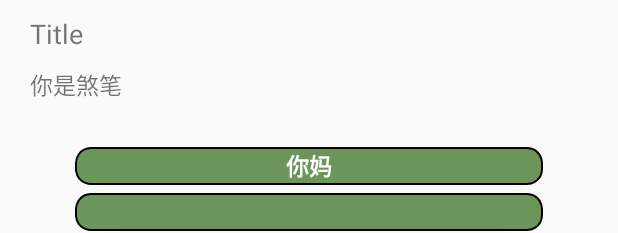
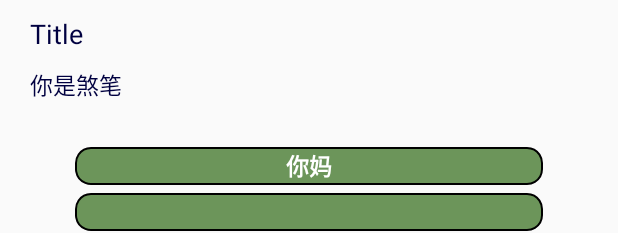
Before and after one commit to H01i2/GoToSchool, an Android app: the layout dialog_3.xml on its own in the app's theme, with its tools: preview values and no code run, on a phone screen of 412 x 824 dp. Shown: the top 233 px of the screen. Run offline under Robolectric (Android 15) with nearby library versions, the phone set to English and light mode, and no system bars.

Commit message:
dialog的布局与字体颜色

```diff
--- a/app/src/main/res/layout/dialog_1.xml
+++ b/app/src/main/res/layout/dialog_1.xml
@@ -12,7 +12,8 @@
         android:layout_marginRight="20dp"
         android:layout_marginTop="20dp"
         android:textStyle="bold"
-        android:textSize="18dp"/>
+        android:textSize="18dp"
+        android:textColor="#000040"/>
     <TextView
         android:id="@+id/tv_dialog1_content"
         android:layout_width="match_parent"
@@ -20,7 +21,8 @@
         android:layout_marginLeft="20dp"
         android:layout_marginRight="20dp"
         android:layout_marginTop="10dp"
-        android:textSize="15dp"/>
+        android:textSize="15dp"
+        android:textColor="#000040"/>
     <Button
         android:id="@+id/btn_dialog1_1"
         android:layout_width="match_parent"
--- a/app/src/main/res/layout/dialog_2.xml
+++ b/app/src/main/res/layout/dialog_2.xml
@@ -12,7 +12,8 @@
         android:layout_marginRight="20dp"
         android:layout_marginTop="20dp"
         android:textStyle="bold"
-        android:textSize="18dp"/>
+        android:textSize="18dp"
+        android:textColor="#000040"/>
     <TextView
         android:id="@+id/tv_dialog2_content"
         android:layout_width="match_parent"
@@ -20,7 +21,8 @@
         android:layout_marginLeft="20dp"
         android:layout_marginRight="20dp"
         android:layout_marginTop="10dp"
-        android:textSize="15dp"/>
+        android:textSize="15dp"
+        android:textColor="#000040"/>
     <Button
         android:id="@+id/btn_dialog2_1"
         android:layout_width="match_parent"
--- a/app/src/main/res/layout/dialog_3.xml
+++ b/app/src/main/res/layout/dialog_3.xml
@@ -12,7 +12,8 @@
         android:layout_marginRight="20dp"
         android:layout_marginTop="10dp"
         android:text="Title"
-        android:textSize="18dp"/>
+        android:textSize="18dp"
+        android:textColor="#000040"/>
     <TextView
         android:id="@+id/tv_dialog3_content"
         android:layout_width="match_parent"
@@ -21,7 +22,8 @@
         android:layout_marginRight="20dp"
         android:layout_marginTop="10dp"
         android:text="你是煞笔"
-        android:textSize="15dp"/>
+        android:textSize="15dp"
+        android:textColor="#000040"/>
     <Button
         android:id="@+id/btn_dialog3_1"
         android:layout_width="match_parent"
```
